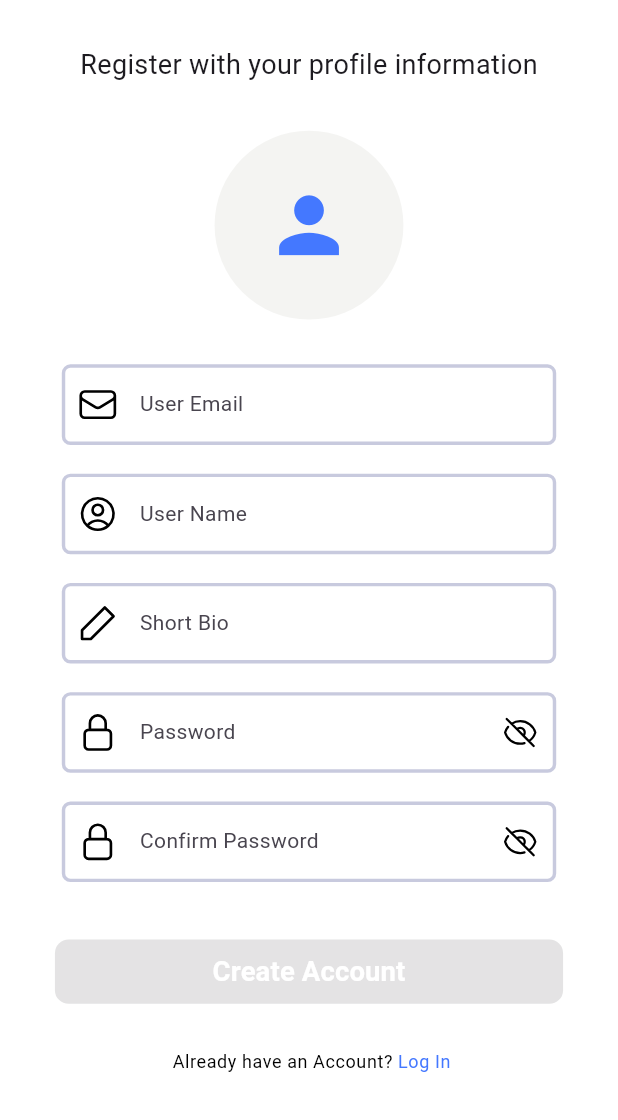
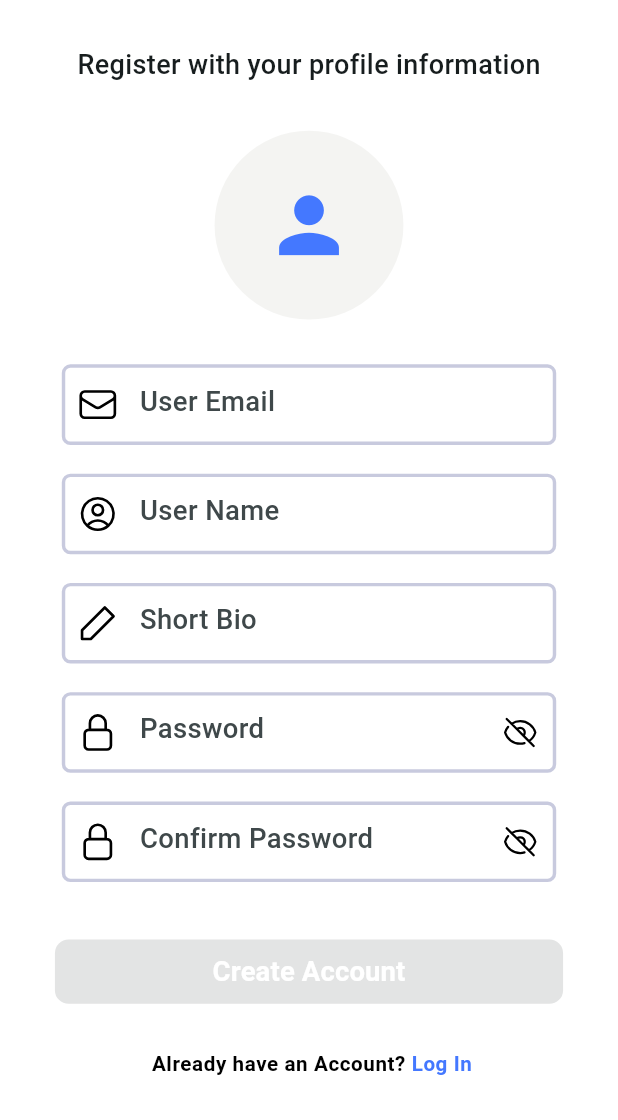
Before and after one commit to RifahTasnia-ux/vibe_verse_app, a Flutter app: the screen it shows after launch, after a tap on "Create Account", on a phone screen of 412 x 824 dp, the part 116-1236 px from its top. Run offline on Flutter 3.47's test engine with Material 3 defaults, Android fonts, the phone set to English and light mode, and no system bars; our stand-ins replace cloud_firestore, firebase_auth, firebase_core, firebase_storage, flutter_animate, flutter_screenutil and 4 more; accounts and stored records are empty; Roboto replaces fonts that are missing (Roboto-Bold).

Commit message:
SOC-5: Theme Design updated

```diff
--- a/lib/app.dart
+++ b/lib/app.dart
@@ -1,6 +1,7 @@
 import 'package:flutter/material.dart';
 import 'package:flutter_screenutil/flutter_screenutil.dart';
 import 'package:vibe_verse/presentation/screens/auth/splash_screen.dart';
+import 'package:vibe_verse/utils/app_themes.dart';
 
 class VibeVerseApp extends StatelessWidget {
   const VibeVerseApp({super.key});
@@ -12,11 +13,11 @@ class VibeVerseApp extends StatelessWidget {
       minTextAdapt: true,
       splitScreenMode: true,
       builder: (BuildContext context, Widget? child) {
-        return  const MaterialApp(
+        return  MaterialApp(
           debugShowCheckedModeBanner: false,
           title: "Vibe Verse",
-          // theme: AppTheme.lightTheme,
-          home: SplashScreen(),
+          theme: AppTheme.lightTheme,
+          home: const SplashScreen(),
         );
       },
     );
--- a/lib/utils/app_themes.dart
+++ b/lib/utils/app_themes.dart
@@ -16,5 +16,5 @@ class AppTheme {
   static final ThemeData lightTheme = ThemeData(
     fontFamily: 'Roboto',
     textTheme: lightTextTheme,
-  );
+    colorScheme: ColorScheme.fromSeed(seedColor: const Color(0xffffffff)),);
 }
```
